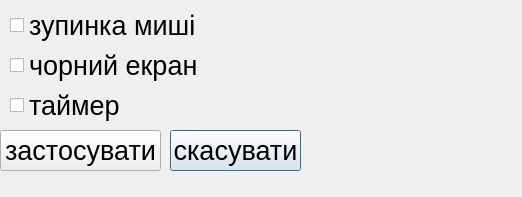
Qt form app/presentation/ui/effects.ui (DemaReaktor/alarmer) before a commit.
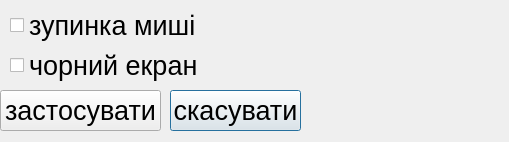
The same form after that commit.

Commit message: timer, effects

Diff of the .ui file:
```diff
--- a/app/presentation/ui/effects.ui
+++ b/app/presentation/ui/effects.ui
@@ -6,36 +6,18 @@
    <rect>
     <x>0</x>
     <y>0</y>
-    <width>522</width>
-    <height>197</height>
+    <width>509</width>
+    <height>142</height>
    </rect>
   </property>
   <property name="windowTitle">
    <string>Dialog</string>
   </property>
-  <widget class="QCheckBox" name="timer_box">
-   <property name="geometry">
-    <rect>
-     <x>10</x>
-     <y>90</y>
-     <width>481</width>
-     <height>31</height>
-    </rect>
-   </property>
-   <property name="font">
-    <font>
-     <pointsize>20</pointsize>
-    </font>
-   </property>
-   <property name="text">
-    <string>таймер</string>
-   </property>
-  </widget>
   <widget class="QPushButton" name="cancel_button">
    <property name="geometry">
     <rect>
      <x>170</x>
-     <y>130</y>
+     <y>90</y>
      <width>131</width>
      <height>41</height>
     </rect>
@@ -53,7 +35,7 @@
    <property name="geometry">
     <rect>
      <x>0</x>
-     <y>130</y>
+     <y>90</y>
      <width>161</width>
      <height>41</height>
     </rect>
```
The commit also changes 12 other files.
